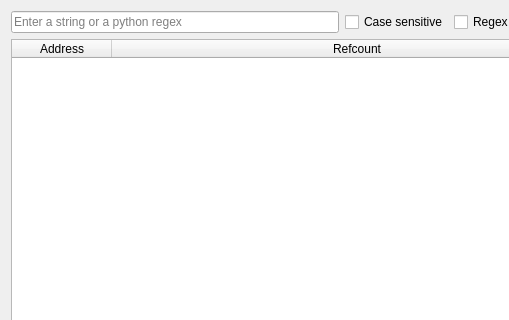
Qt form GUI/ReferencedCallsWidget.ui (korcankaraokcu/PINCE) before a commit; both pictures show x 0 to 509 and y 0 to 320 of the 1025 by 530 pixel window.
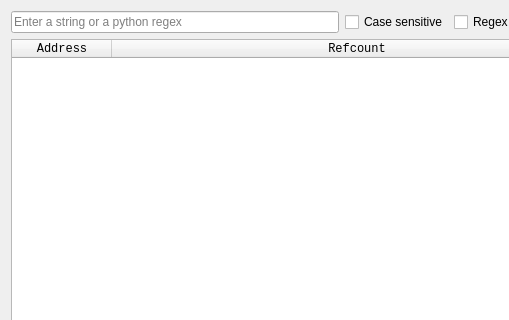
The same form after that commit.

Commit message: Add monospace to more widgets

The edit to the form file:
```diff
--- a/GUI/ReferencedCallsWidget.ui
+++ b/GUI/ReferencedCallsWidget.ui
@@ -64,6 +64,11 @@
        </item>
        <item>
         <widget class="QTableWidget" name="tableWidget_References">
+         <property name="font">
+          <font>
+           <family>Monospace</family>
+          </font>
+         </property>
          <property name="editTriggers">
           <set>QAbstractItemView::NoEditTriggers</set>
          </property>
```
Left out of the diff: 5 changed lines with no effect on the pictures. The commit also changes 28 other files.
